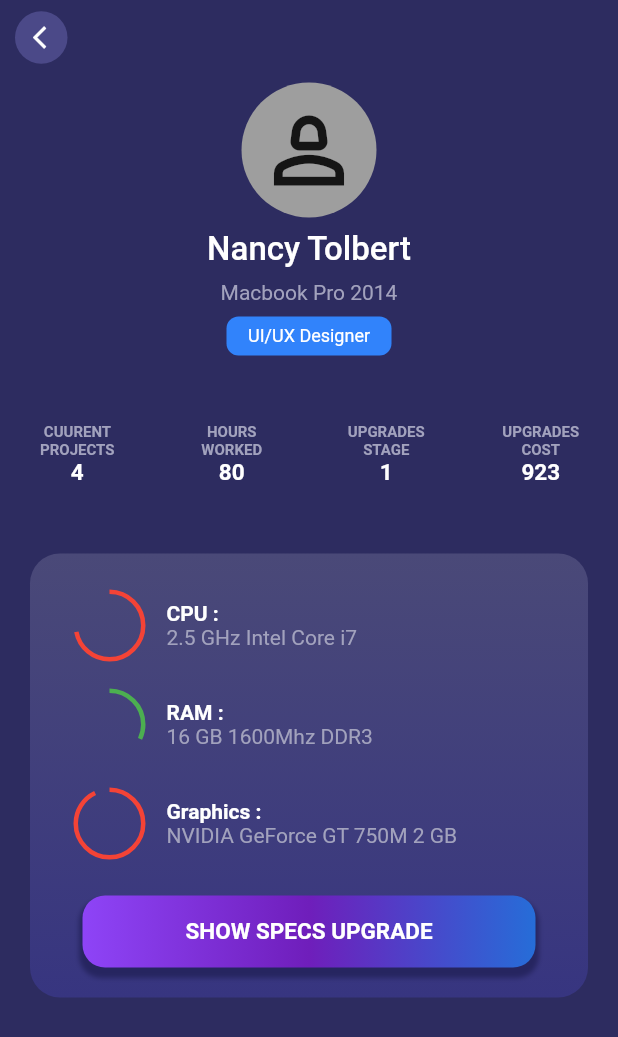
After one commit to ertjgkdo/Flutter, a Flutter app: the screen it shows after launch, after a tap on "Full screen second task", on a phone screen of 412 x 824 dp. The commit adds this screen. Shown: the top 1037 px of the screen. Run offline on Flutter 3.47's test engine with Material 3 defaults, Android fonts, the phone set to English and light mode, and no system bars; network calls fail.

Commit message:
Built a New dynamic screen(Hardware app)

```diff
--- /dev/null
+++ b/lib/features/HardwareMobileApp/domain/specs_model.dart
@@ -0,0 +1,10 @@
+class Specs {
+  final String label;
+  final String value;
+  final int percentage;
+  Specs({
+    required this.label,
+    required this.value,
+    required this.percentage,
+  });
+}
--- /dev/null
+++ b/lib/features/HardwareMobileApp/domain/user_model.dart
@@ -0,0 +1,24 @@
+import 'package:newproject/features/HardwareMobileApp/domain/specs_model.dart';
+
+class User {
+  final String name;
+  final String deviceName;
+  final String? profilePicture;
+  final String jobTitle;
+  final int? noOfProjects;
+  final int? hoursWorked;
+  final int? upgradeStage;
+  final int? upgradesCost;
+  final List<Specs> specs;
+  User({
+    required this.name,
+    required this.deviceName,
+    required this.jobTitle,
+    this.profilePicture,
+    this.hoursWorked,
+    this.noOfProjects,
+    this.upgradeStage,
+    this.upgradesCost,
+    required this.specs,
+  });
+}
--- /dev/null
+++ b/lib/features/HardwareMobileApp/presentation/widgets/hardware_app.dart
@@ -0,0 +1,230 @@
+import 'package:flutter/material.dart';
+import 'package:newproject/features/HardwareMobileApp/domain/user_model.dart';
+
+class HardwareApp extends StatelessWidget {
+  final User user;
+  const HardwareApp({super.key, required this.user});
+
+  @override
+  Widget build(BuildContext context) {
+    return Scaffold(
+      backgroundColor: const Color.fromRGBO(45, 44, 96, 1),
+      // const Color.fromRGBO(55, 54, 114, 1),
+      body: SingleChildScrollView(
+        child: Column(
+          crossAxisAlignment: CrossAxisAlignment.start,
+          children: [
+            GestureDetector(
+              onTap: () {
+                Navigator.pop(context);
+              },
+              child: Container(
+                width: 35,
+                height: 50,
+                margin: const EdgeInsets.only(left: 10),
+                padding: const EdgeInsets.all(12),
+                decoration: const BoxDecoration(
+                    shape: BoxShape.circle,
+                    color: Color.fromRGBO(75, 73, 136, 1)),
+                child: const Icon(
+                  Icons.arrow_back_ios,
+                  color: Colors.white,
+                  size: 18,
+                ),
+              ),
+            ),
+            (Column(children: [
+              Container(
+                alignment: Alignment.center,
+                margin: const EdgeInsets.only(top: 5, bottom: 45),
+                child: Column(
+                  children: [
+                    Container(
+                      padding: const EdgeInsets.all(10),
+                      decoration: const BoxDecoration(
+                          shape: BoxShape.circle, color: Colors.grey),
+                      child: const Icon(
+                        Icons.person_2_outlined,
+                        size: 70,
+                      ),
+                      //user.profilePicture != null
+                      // ? Image.network(user.profilePicture)
+                      //https://unsplash.com/photos/a-woman-with-curly-hair-smiling-for-the-camera-RPcX5545QfI
+                    ),
+                    Container(
+                      margin: const EdgeInsets.all(8),
+                      child: Text(
+                        user.name,
+                        style: const TextStyle(
+                            color: Colors.white,
+                            fontSize: 22,
+                            fontWeight: FontWeight.w500),
+                      ),
+                    ),
+                    Text(
+                      user.deviceName,
+                      style: const TextStyle(
+                          color: Color.fromRGBO(162, 162, 189, 1),
+                          fontSize: 14),
+                    ),
+                    Container(
+                      width: 110,
+                      alignment: Alignment.center,
+                      margin: const EdgeInsets.only(top: 8),
+                      padding: const EdgeInsets.all(6),
+                      decoration: const BoxDecoration(
+                          color: Color.fromRGBO(49, 131, 251, 1),
+                          borderRadius: BorderRadius.all(
+                            Radius.circular(8),
+                          )),
+                      child: Text(
+                        user.jobTitle,
+                        style: const TextStyle(
+                            color: Colors.white,
+                            fontWeight: FontWeight.w400,
+                            fontSize: 12),
+                      ),
+                    )
+                  ],
+                ),
+              ),
+              Row(
+                mainAxisAlignment: MainAxisAlignment.spaceEvenly,
+                children: [
+                  rowDetails(
+                      label: "CUURENT PROJECTS", value: user.noOfProjects ?? 0),
+                  rowDetails(
+                      label: "HOURS WORKED", value: user.hoursWorked ?? 0),
+                  rowDetails(
+                      label: "UPGRADES STAGE", value: user.upgradeStage ?? 0),
+                  rowDetails(
+                      label: "UPGRADES COST", value: user.upgradesCost ?? 0),
+                ],
+              ),
+            ])),
+            Container(
+              padding: const EdgeInsets.only(top: 10, left: 15, right: 15),
+              margin: const EdgeInsets.only(
+                  left: 20, right: 20, bottom: 20, top: 45),
+              decoration: const BoxDecoration(
+                gradient: LinearGradient(colors: [
+                  Color.fromRGBO(74, 73, 120, 1),
+                  Color.fromRGBO(55, 53, 128, 1)
+                ], begin: Alignment.topCenter, end: Alignment.bottomCenter),
+                borderRadius: BorderRadius.all(Radius.circular(20)),
+              ),
+              child: Column(
+                children: [
+                  for (int i = 0; i < user.specs.length; i++)
+                    specsList(
+                        label: user.specs[i].label,
+                        percentage: user.specs[i].percentage,
+                        value: user.specs[i].value),
+                  Container(
+                    alignment: Alignment.center,
+                    margin: const EdgeInsets.all(20),
+                    padding: const EdgeInsets.all(15),
+                    width: double.infinity,
+                    decoration: const BoxDecoration(
+                        borderRadius: BorderRadius.all(Radius.circular(15)),
+                        boxShadow: [
+                          BoxShadow(
+                            spreadRadius: 2,
+                            blurRadius: 2,
+                            offset: Offset(0, 5),
+                            color: Color.fromRGBO(38, 37, 96, 1),
+                          ),
+                        ],
+                        gradient: LinearGradient(colors: [
+                          Color.fromRGBO(142, 68, 247, 1),
+                          Color.fromRGBO(111, 30, 187, 1),
+                          Color.fromRGBO(38, 109, 216, 1)
+                        ])),
+                    child: const Text(
+                      "SHOW SPECS UPGRADE",
+                      style: TextStyle(
+                          color: Colors.white,
+                          fontSize: 15,
+                          fontWeight: FontWeight.w600),
+                    ),
+                  )
+                ],
+              ),
+            )
+          ],
+        ),
+      ),
+    );
+  }
+
+  Container specsList({
+    required String label,
+    required String value,
+    required int percentage,
+  }) {
+    return Container(
+      margin: const EdgeInsets.only(top: 10, left: 10),
+      child: Row(
+        crossAxisAlignment: CrossAxisAlignment.center,
+        children: [
+          Container(
+            margin:
+                const EdgeInsets.only(right: 20, top: 10, bottom: 10, left: 10),
+            child: CircularProgressIndicator(
+              color: percentage < 50 ? Colors.green : Colors.red,
+              value: percentage / 100,
+              strokeWidth: 3,
+              strokeAlign: 3,
+            ),
+          ),
+          Expanded(
+            flex: 3,
+            child: Column(
+              crossAxisAlignment: CrossAxisAlignment.start,
+              children: [
+                Text(
+                  "$label :",
+                  style: const TextStyle(
+                      color: Colors.white, fontWeight: FontWeight.w600),
+                ),
+                Text(
+                  value,
+                  style: const TextStyle(
+                    color: Color.fromRGBO(162, 162, 189, 1),
+                    fontWeight: FontWeight.w400,
+                  ),
+                ),
+              ],
+            ),
+          )
+        ],
+      ),
+    );
+  }
+
+  Widget rowDetails({required String label, required int value}) {
+    return Expanded(
+      child: Column(
+        crossAxisAlignment: CrossAxisAlignment.center,
+        children: [
+          Container(
+            width: 60,
+            child: Text(
+              label,
+              style: const TextStyle(
+                  color: Color.fromRGBO(162, 162, 189, 1),
+                  fontSize: 10,
+                  fontWeight: FontWeight.w700),
+              textAlign: TextAlign.center,
+            ),
+          ),
+          Text(
+            value.toString(),
+            style: const TextStyle(
+                color: Colors.white, fontWeight: FontWeight.w700, fontSize: 15),
+          )
+        ],
+      ),
+    );
+  }
+}
--- a/lib/features/mainScreen/presentation/widgets/screens.dart
+++ b/lib/features/mainScreen/presentation/widgets/screens.dart
@@ -1,4 +1,7 @@
 import 'package:flutter/material.dart';
+import 'package:newproject/features/HardwareMobileApp/domain/specs_model.dart';
+import 'package:newproject/features/HardwareMobileApp/domain/user_model.dart';
+import 'package:newproject/features/HardwareMobileApp/presentation/widgets/hardware_app.dart';
 import 'package:newproject/features/rowColumns/presentation/widgets/columns.dart';
 import 'package:newproject/features/ChallengeBox/presentation/widgets/challengebox.dart';
 import 'package:newproject/features/ChallengeBox/presentation/widgets/task.dart';
@@ -94,6 +97,36 @@ class Screens extends StatelessWidget {
                         )
                       ]),
                 )),
+            buildItem(context,
+                title: "Full screen second task",
+                subtitle: "Hardware mobile application design",
+                icon: Icons.add_box,
+                number: 3,
+                widget: HardwareApp(
+                  user: User(
+                    name: "Nancy Tolbert",
+                    deviceName: "Macbook Pro 2014",
+                    jobTitle: "UI/UX Designer",
+                    hoursWorked: 80,
+                    noOfProjects: 4,
+                    upgradeStage: 1,
+                    upgradesCost: 923,
+                    specs: [
+                      Specs(
+                          label: "CPU",
+                          value: "2.5 GHz Intel Core i7",
+                          percentage: 72),
+                      Specs(
+                          label: "RAM",
+                          percentage: 32,
+                          value: "16 GB 1600Mhz DDR3"),
+                      Specs(
+                          label: "Graphics",
+                          percentage: 93,
+                          value: "NVIDIA GeForce GT 750M 2 GB"),
+                    ],
+                  ),
+                )),
           ],
         ),
       ),
```
Also changed, not shown: lib/features/HardwareMobileApp/screeb.png (added).
